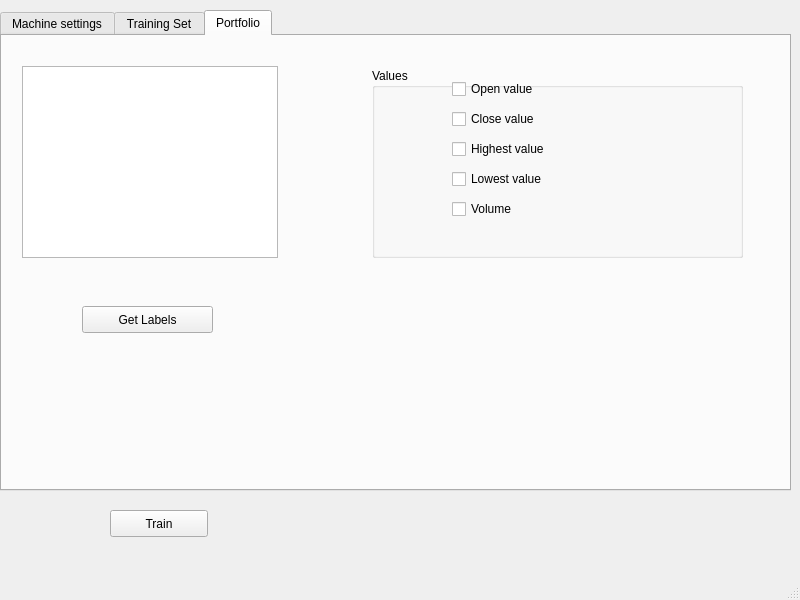
The window that MachineBenchMark/UI/Prueba1.ui (aydevosotros/MachineBenchMark) describes before a commit, drawn with Qt 5.
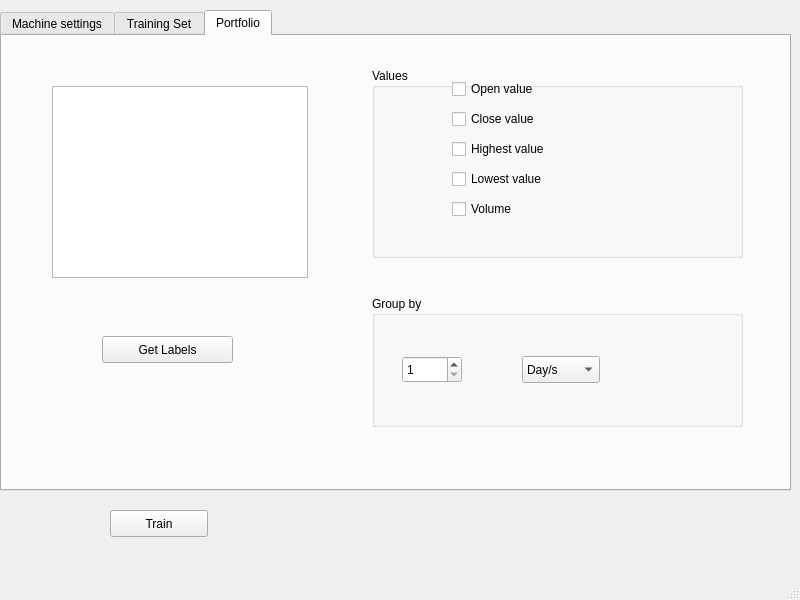
The same window after the commit. Custom widgets are drawn as their Qt base class.

Commit message: Arreglado un pequeño bug de la interfaz

Diff of the .ui file:
```diff
--- a/MachineBenchMark/UI/Prueba1.ui
+++ b/MachineBenchMark/UI/Prueba1.ui
@@ -337,8 +337,8 @@
      <widget class="QListWidget" name="listWidget">
       <property name="geometry">
        <rect>
-        <x>20</x>
-        <y>30</y>
+        <x>50</x>
+        <y>50</y>
         <width>256</width>
         <height>192</height>
        </rect>
@@ -347,8 +347,8 @@
      <widget class="QPushButton" name="getLabelButton">
       <property name="geometry">
        <rect>
-        <x>80</x>
-        <y>270</y>
+        <x>100</x>
+        <y>300</y>
         <width>131</width>
         <height>27</height>
        </rect>
@@ -435,6 +435,57 @@
        </property>
       </widget>
      </widget>
+     <widget class="QGroupBox" name="groupBox_6">
+      <property name="geometry">
+       <rect>
+        <x>370</x>
+        <y>260</y>
+        <width>371</width>
+        <height>131</height>
+       </rect>
+      </property>
+      <property name="title">
+       <string>Group by</string>
+      </property>
+      <widget class="QSpinBox" name="spinBox_2">
+       <property name="geometry">
+        <rect>
+         <x>30</x>
+         <y>60</y>
+         <width>60</width>
+         <height>27</height>
+        </rect>
+       </property>
+       <property name="minimum">
+        <number>1</number>
+       </property>
+      </widget>
+      <widget class="QComboBox" name="comboBox_3">
+       <property name="geometry">
+        <rect>
+         <x>150</x>
+         <y>60</y>
+         <width>78</width>
+         <height>27</height>
+        </rect>
+       </property>
+       <item>
+        <property name="text">
+         <string>Day/s</string>
+        </property>
+       </item>
+       <item>
+        <property name="text">
+         <string>Month/s</string>
+        </property>
+       </item>
+       <item>
+        <property name="text">
+         <string>Year/s</string>
+        </property>
+       </item>
+      </widget>
+     </widget>
     </widget>
    </widget>
   </widget>
```
Left out of the diff: 3 changed lines with no effect on the pictures. The commit also changes 1 other file.
